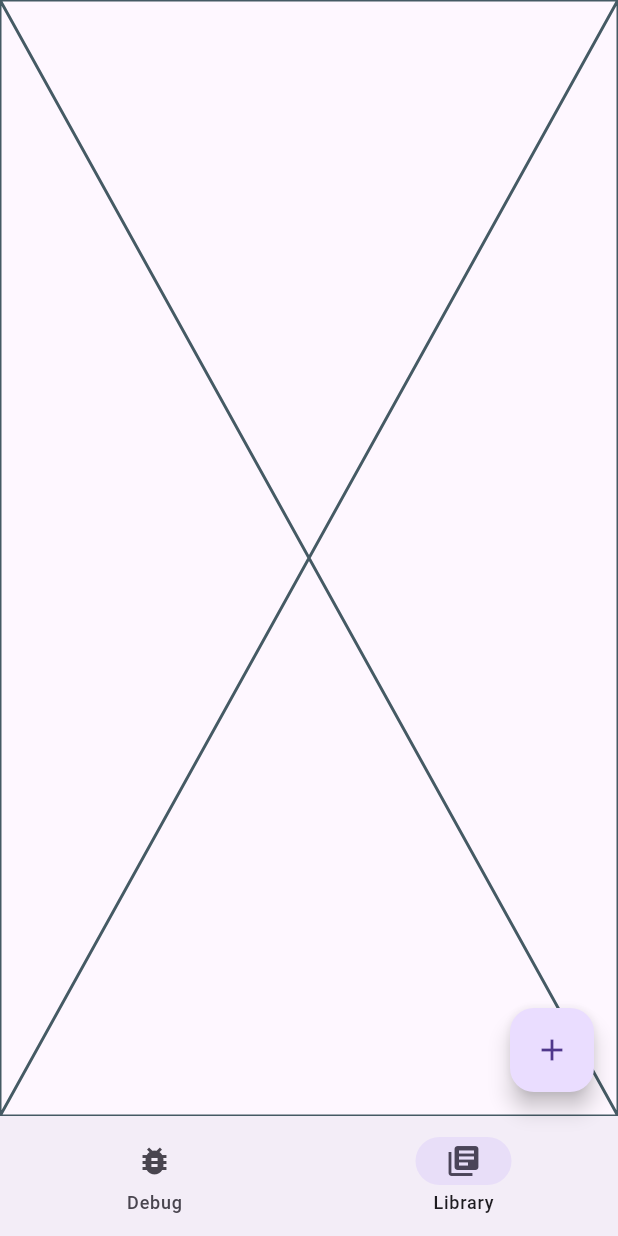
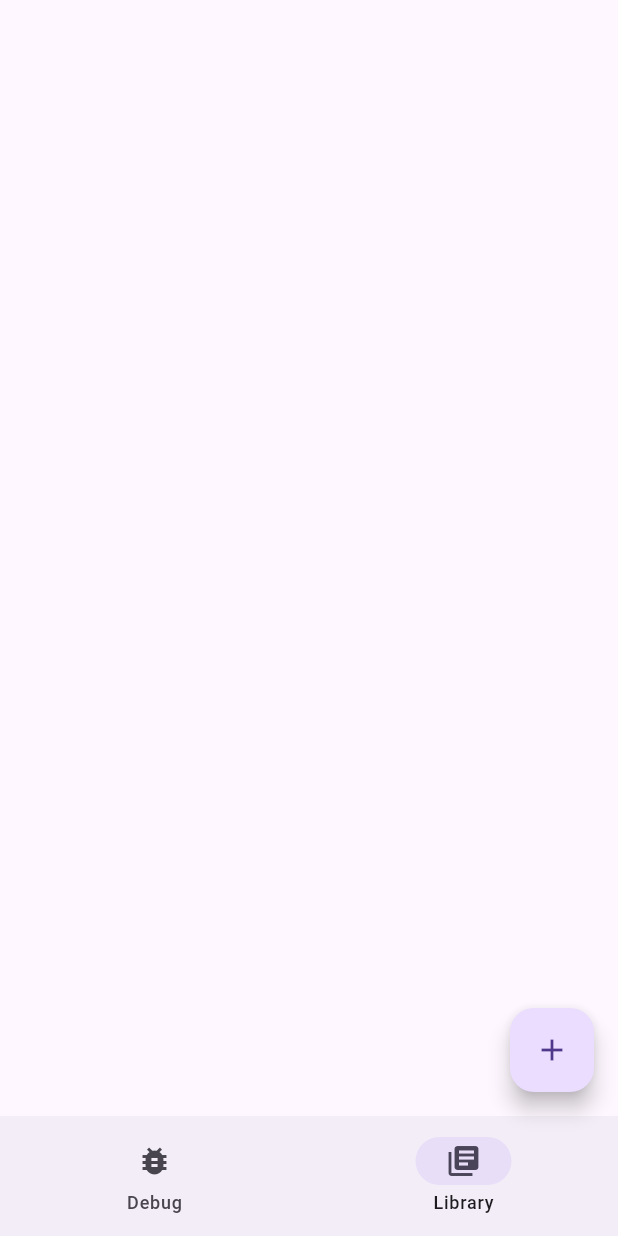
Before and after one commit to Hollow-Ego/rabenkorb, a Flutter app: the screen it shows after launch, item 2 of the bottom bar chosen, on a phone screen of 412 x 824 dp. Run offline on Flutter 3.47's test engine with Material 3 defaults, Android fonts, the phone set to English and light mode, and no system bars; our stand-ins replace device_info_plus, drift, file_picker, go_router, package_info_plus, permission_handler and 3 more; missing offline and left inert: codenic_logger, mongo_dart; accounts and stored records are empty; generated files the repository leaves out were written again; statements that could not run were skipped.

Commit message:
library view can display grouped items

```diff
--- a/lib/features/library/library_view.dart
+++ b/lib/features/library/library_view.dart
@@ -1,12 +1,26 @@
 import 'package:flutter/material.dart';
+import 'package:rabenkorb/features/core/display/core_grouped_list.dart';
+import 'package:rabenkorb/models/grouped_items.dart';
+import 'package:rabenkorb/models/item_template_view_model.dart';
+import 'package:rabenkorb/services/business/library_service.dart';
+import 'package:watch_it/watch_it.dart';
 
-class LibraryView extends StatelessWidget {
+class LibraryView extends StatelessWidget with WatchItMixin {
   const LibraryView({super.key});
 
   @override
   Widget build(BuildContext context) {
-    return const Placeholder(
-      key: Key('library:placeholder'),
-    );
+    final AsyncSnapshot<List<GroupedItems<ItemTemplateViewModel>>> templates = watchStream((LibraryService p0) => p0.itemTemplates, initialValue: []);
+
+    return CoreGroupedList(
+        items: templates.data,
+        itemContentBuilder: (BuildContext context, ItemTemplateViewModel item) {
+          return Card(
+            child: Padding(
+              padding: const EdgeInsets.all(8.0),
+              child: Text(item.name),
+            ),
+          );
+        });
   }
 }
```
Also changed, not shown: lib/features/core/display/core_grouped_list.dart (added, +36 -0 lines).
